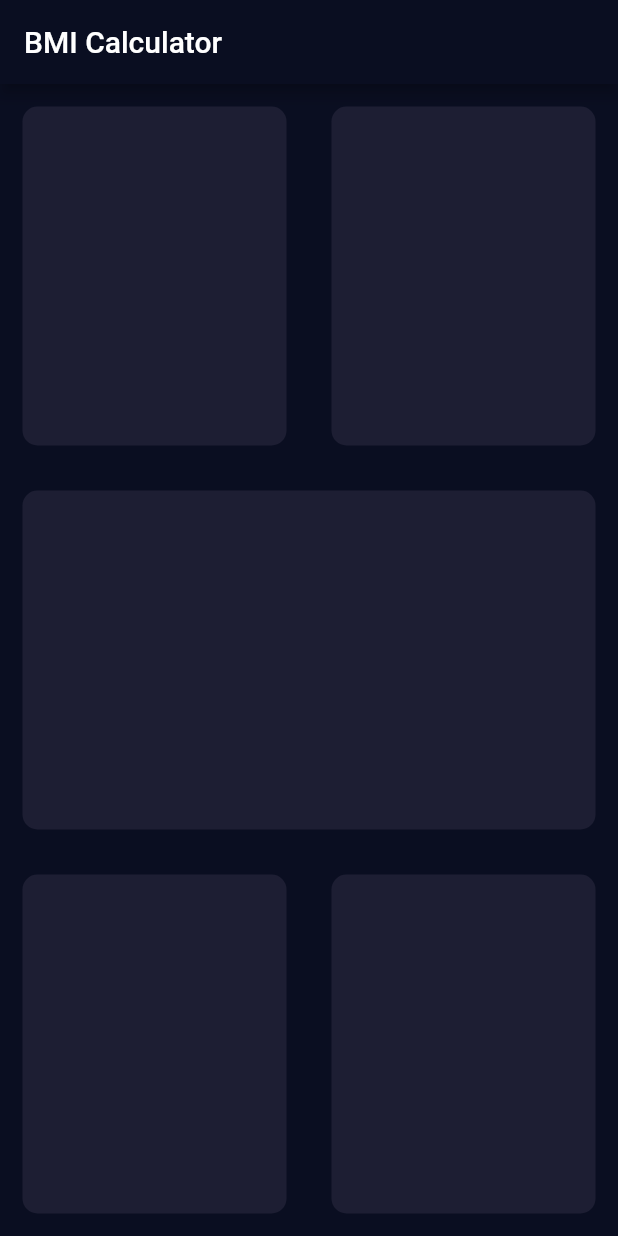
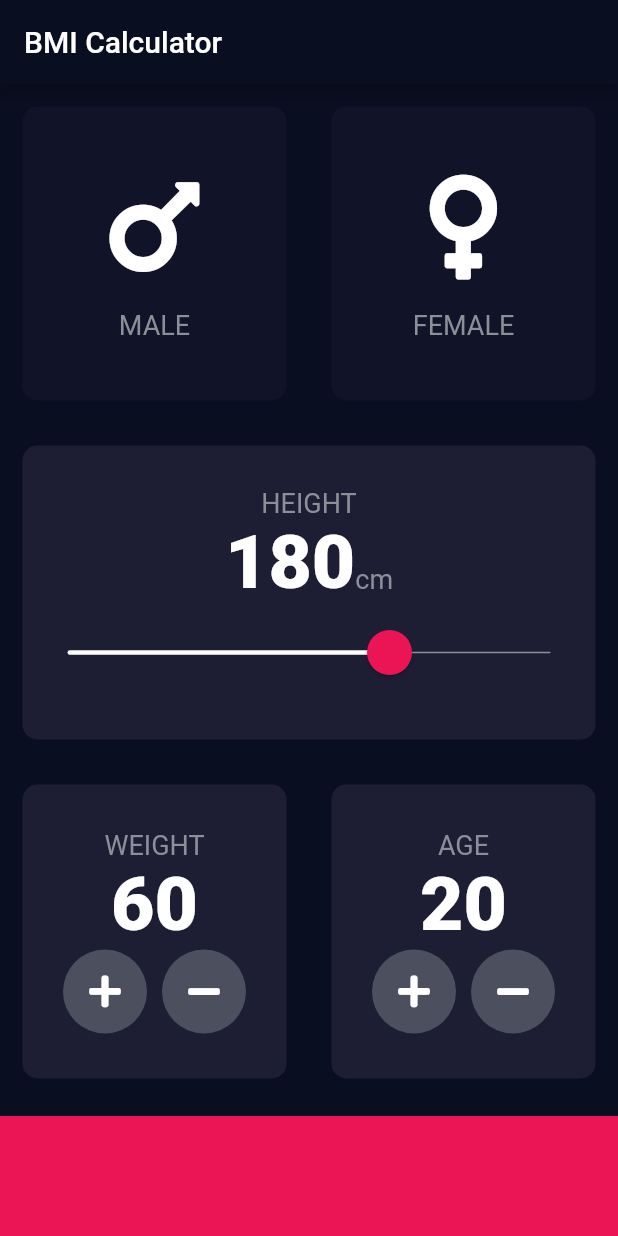
Before and after one commit to SixArne/Flutter_BMI_Calculator, a Flutter app: the screen it shows after launch, on a phone screen of 412 x 824 dp. Run offline on Flutter 3.47's test engine with Material 2 defaults, Android fonts, the phone set to English and light mode, and no system bars; our stand-ins replace font_awesome_flutter.

Commit message:
Finished main page GUI

```diff
--- /dev/null
+++ b/lib/constants.dart
@@ -0,0 +1,19 @@
+import 'package:flutter/material.dart';
+
+const kBottomContainerHeight = 80.0;
+const kActiveCardColor = Color(0xFF1D1E33);
+const kInActiveCardColor = Color(0xFF111328);
+const kBottomContainerColor = Color(0xFFEB1555);
+const kGreySlider = Color(0xFF8D8E98);
+const kPinkSlider = Color(0xFFEB1555);
+const kColorSliderOverlay = Color(0x29EB1555);
+
+const kLabelTextStyle = TextStyle(
+    fontSize: 18,
+    color: Color(0xFF8D8E98)
+);
+
+const kNumberTextStyle = TextStyle(
+    fontSize: 50,
+    fontWeight: FontWeight.w900
+);
--- /dev/null
+++ b/lib/icon_content.dart
@@ -0,0 +1,27 @@
+import 'package:flutter/material.dart';
+
+import 'constants.dart';
+
+class IconContent extends StatelessWidget {
+  IconContent({@required this.label, @required this.icon});
+
+  final IconData icon;
+  final String label;
+
+  @override
+  Widget build(BuildContext context) {
+    return Column(
+      mainAxisAlignment: MainAxisAlignment.center,
+      children: [
+        Icon(
+          icon,
+          size: 80,
+        ),
+        SizedBox(
+          height: 15.0,
+        ),
+        Text(label, style: kLabelTextStyle)
+      ],
+    );
+  }
+}
--- a/lib/input_page.dart
+++ b/lib/input_page.dart
@@ -1,11 +1,25 @@
+import 'package:bmi_calculator/reusable_card.dart';
+import 'package:bmi_calculator/rounded_icon_btn.dart';
 import 'package:flutter/material.dart';
+import 'package:font_awesome_flutter/font_awesome_flutter.dart';
+
+import 'constants.dart';
+import 'icon_content.dart';
 
 class InputPage extends StatefulWidget {
   @override
   _InputPageState createState() => _InputPageState();
 }
 
+enum Gender { Male, Female }
+
 class _InputPageState extends State<InputPage> {
+
+  Gender selectedGender;
+  int height = 180;
+  int weight = 60;
+  int age = 20;
+
   @override
   Widget build(BuildContext context) {
     return Scaffold(
@@ -13,54 +27,180 @@ class _InputPageState extends State<InputPage> {
         title: Text('BMI Calculator'),
       ),
       body: Column(
+        crossAxisAlignment: CrossAxisAlignment.stretch,
         children: [
+          // First row
           Expanded(
             child: Row(
               children: [
                 Expanded(
-                  child: ReusableCard(colour: Color(0xFF1D1E33),),
+                    child: ReusableCard(
+                      onTap: () {
+                        setState(() {
+                          selectedGender = Gender.Male;
+                        });
+                      },
+                      colour: (selectedGender == Gender.Male)
+                          ? kActiveCardColor
+                          : kInActiveCardColor,
+                      cardChild: IconContent(
+                        label: 'MALE',
+                        icon: FontAwesomeIcons.mars,
+                      ),
+                    ),
                 ),
                 Expanded(
-                  child: ReusableCard(colour:  Color(0xFF1D1E33),),
+                  child: ReusableCard(
+                    onTap: () {
+                      setState(() {
+                        selectedGender = Gender.Female;
+                      });
+                    },
+                    colour: (selectedGender == Gender.Female)
+                        ? kActiveCardColor
+                        : kInActiveCardColor,
+                    cardChild: IconContent(
+                      label: 'FEMALE',
+                      icon: FontAwesomeIcons.venus
+                    ),
+                  ),
                 )
               ],
             ),
           ),
+
+          // Second row
           Expanded(
-            child: ReusableCard(colour:  Color(0xFF1D1E33),),
+            child: ReusableCard(
+              colour:  kActiveCardColor,
+              cardChild: Column(
+                mainAxisAlignment: MainAxisAlignment.center,
+                children: [
+                  Text('HEIGHT', style: kLabelTextStyle),
+                  Row(
+                    mainAxisAlignment: MainAxisAlignment.center,
+                    crossAxisAlignment: CrossAxisAlignment.baseline,
+                    textBaseline: TextBaseline.alphabetic,
+                    children: [
+                      Text(height.toString(), style: kNumberTextStyle),
+                      Text('cm', style: kLabelTextStyle),
+                    ],
+                  ),
+                  SliderTheme(
+                    data: SliderTheme.of(context).copyWith(
+                      inactiveTrackColor: kGreySlider,
+                      thumbShape: RoundSliderThumbShape(enabledThumbRadius: 15.0),
+                      overlayShape: RoundSliderOverlayShape(overlayRadius: 30.0),
+                      thumbColor: kPinkSlider,
+                      activeTrackColor: Colors.white,
+                      trackHeight: 1.0,
+                      overlayColor: kColorSliderOverlay,
+                    ),
+                    child: Slider(
+                        value: height.toDouble(),
+                        min: 100.0,
+                        max: 220.0,
+                        onChanged: (double newValue) {
+                          setState(() {
+                            height = newValue.round();
+                          });
+                        }
+                    ),
+                  ),
+                ],
+              ),
+            ),
           ),
+
+          // Third row
           Expanded(
             child: Row(
               children: [
                 Expanded(
-                  child: ReusableCard(colour:  Color(0xFF1D1E33),),
+                  child: ReusableCard(
+                    colour:  kActiveCardColor,
+                    cardChild: Column(
+                      mainAxisAlignment: MainAxisAlignment.center,
+                      children: [
+                        Text('WEIGHT', style: kLabelTextStyle),
+                        Text(weight.toString(), style: kNumberTextStyle),
+                        Row(
+                          mainAxisAlignment: MainAxisAlignment.center,
+                          children: [
+                            RoundIconButton(
+                              icon: FontAwesomeIcons.plus,
+                              onTap: () {
+                                setState(() {
+                                  weight += 1;
+                                });
+                              },
+                            ),
+                            SizedBox(
+                              width: 10.0,
+                            ),
+                            RoundIconButton(
+                              icon: FontAwesomeIcons.minus,
+                              onTap: () {
+                                setState(() {
+                                  weight -= 1;
+                                });
+                              },
+                            ),
+                          ],
+                        ),
+                      ],
+                    ),
+                  ),
                 ),
                 Expanded(
-                  child: ReusableCard(colour:  Color(0xFF1D1E33),),
+                  child: ReusableCard(
+                    colour:  kActiveCardColor,
+                    cardChild: Column(
+                      mainAxisAlignment: MainAxisAlignment.center,
+                      children: [
+                        Text('AGE', style: kLabelTextStyle),
+                        Text(age.toString(), style: kNumberTextStyle),
+                        Row(
+                          mainAxisAlignment: MainAxisAlignment.center,
+                          children: [
+                            RoundIconButton(
+                              icon: FontAwesomeIcons.plus,
+                              onTap: () {
+                                setState(() {
+                                  age += 1;
+                                });
+                              },
+                            ),
+                            SizedBox(
+                              width: 10.0,
+                            ),
+                            RoundIconButton(
+                              icon: FontAwesomeIcons.minus,
+                              onTap: () {
+                                setState(() {
+                                  age -= 1;
+                                });
+                              },
+                            ),
+                          ],
+                        ),
+                      ],
+                    ),
+                  ),
                 )
               ],
             ),
           ),
+
+          // Button bottom
+          Container(
+            color: kBottomContainerColor,
+            margin: EdgeInsets.only(top: 10.0),
+            width: double.infinity,
+            height: kBottomContainerHeight,
+          )
         ],
       )
     );
   }
 }
-
-class ReusableCard extends StatelessWidget {
-
-  ReusableCard({@required this.colour});
-
-  final Color colour;
-
-  @override
-  Widget build(BuildContext context) {
-    return Container(
-      margin: EdgeInsets.all(15),
-      decoration: BoxDecoration(
-        borderRadius: BorderRadius.circular(10.0),
-        color: this.colour,
-      ),
-    );
-  }
-}
--- /dev/null
+++ b/lib/reusable_card.dart
@@ -0,0 +1,25 @@
+import 'package:flutter/material.dart';
+
+class ReusableCard extends StatelessWidget {
+
+  ReusableCard({@required this.colour, this.cardChild, this.onTap});
+
+  final Color colour;
+  final Widget cardChild;
+  final Function onTap;
+
+  @override
+  Widget build(BuildContext context) {
+    return GestureDetector(
+      onTap: onTap,
+      child: Container(
+        child: cardChild,
+        margin: EdgeInsets.all(15),
+        decoration: BoxDecoration(
+          borderRadius: BorderRadius.circular(10.0),
+          color: this.colour,
+        ),
+      ),
+    );
+  }
+}
--- /dev/null
+++ b/lib/rounded_icon_btn.dart
@@ -0,0 +1,24 @@
+import 'package:flutter/material.dart';
+
+class RoundIconButton extends StatelessWidget {
+
+  final IconData icon;
+  final Function onTap;
+
+  const RoundIconButton({ @required this.icon, @required this.onTap});
+
+  @override
+  Widget build(BuildContext context) {
+    return RawMaterialButton(
+        child: Icon(icon),
+        onPressed: onTap,
+        shape: CircleBorder(),
+        fillColor: Color(0xFF4C4F5E),
+        elevation: 0.0,
+        constraints: BoxConstraints.tightFor(
+            width: 56.0,
+            height: 56.0
+        )
+    );
+  }
+}
--- a/pubspec.yaml
+++ b/pubspec.yaml
@@ -28,6 +28,7 @@ dependencies:
   # The following adds the Cupertino Icons font to your application.
   # Use with the CupertinoIcons class for iOS style icons.
   cupertino_icons: ^0.1.3
+  font_awesome_flutter: ^8.4.0
 
 dev_dependencies:
   flutter_test:
```
Also changed, not shown: pubspec.lock.
